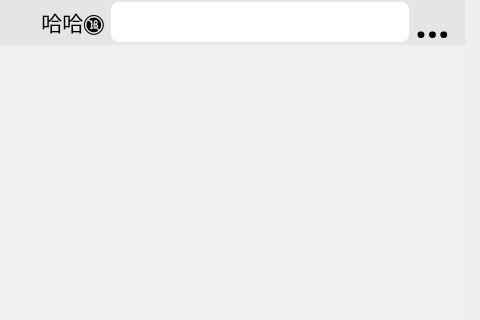
coderKeyXie/wechat_simulate, file mainwindow.ui: the form before one commit; both pictures show x 0 to 480 and y 0 to 320 of the 869 by 696 pixel window.
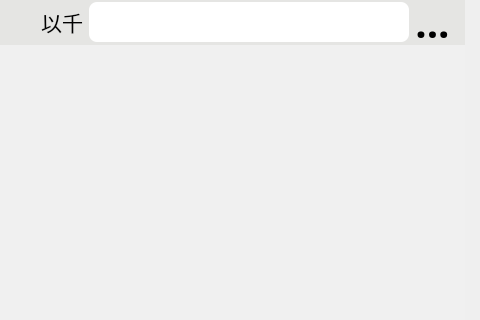
The form after the commit. Icons and pictures are not drawn. Custom widgets are drawn as their Qt base class.

```diff
--- a/mainwindow.ui
+++ b/mainwindow.ui
@@ -156,7 +156,7 @@
              <string notr="true">color: #000000;</string>
             </property>
             <property name="text">
-             <string>哈哈🔞</string>
+             <string>以千</string>
             </property>
             <property name="alignment">
              <set>Qt::AlignCenter</set>
```
Left out of the diff: 4 changed lines with no effect on the pictures.
